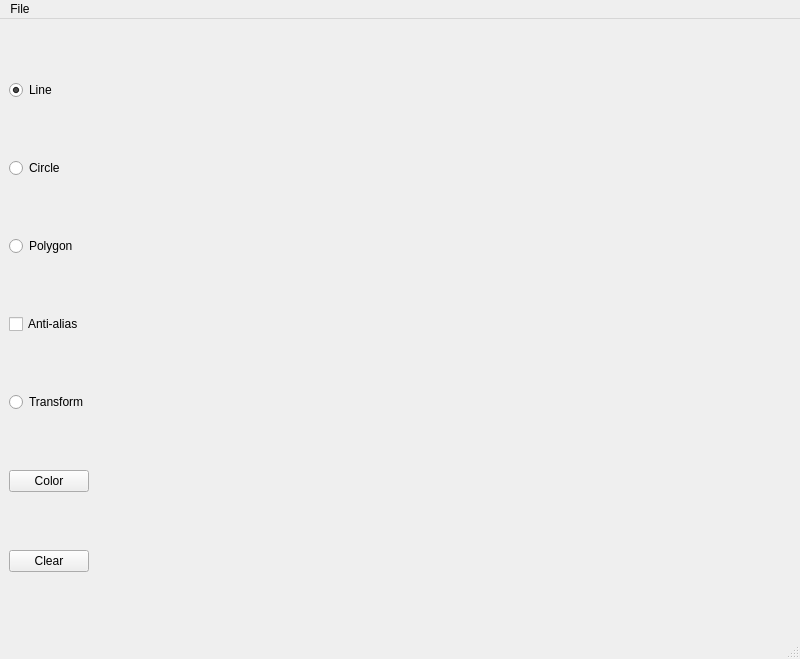
Qt form mainwindow.ui (radieus/triangles-and-squares) before a commit.
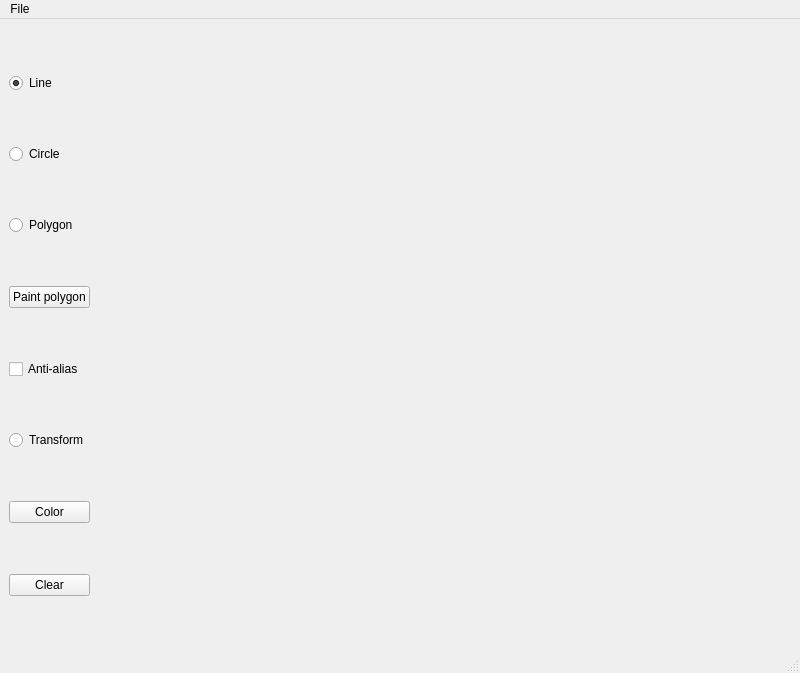
The same form after that commit.

Commit message: Added Polygon class

What changed in the file:
```diff
--- a/mainwindow.ui
+++ b/mainwindow.ui
@@ -7,7 +7,7 @@
     <x>0</x>
     <y>0</y>
     <width>800</width>
-    <height>600</height>
+    <height>673</height>
    </rect>
   </property>
   <property name="windowTitle">
@@ -63,6 +63,13 @@
         </property>
        </widget>
       </item>
+      <item>
+       <widget class="QPushButton" name="paintPolygon">
+        <property name="text">
+         <string>Paint polygon</string>
+        </property>
+       </widget>
+      </item>
       <item>
        <widget class="QCheckBox" name="antialiasBox">
         <property name="text">
```
The commit also changes 8 other files.
